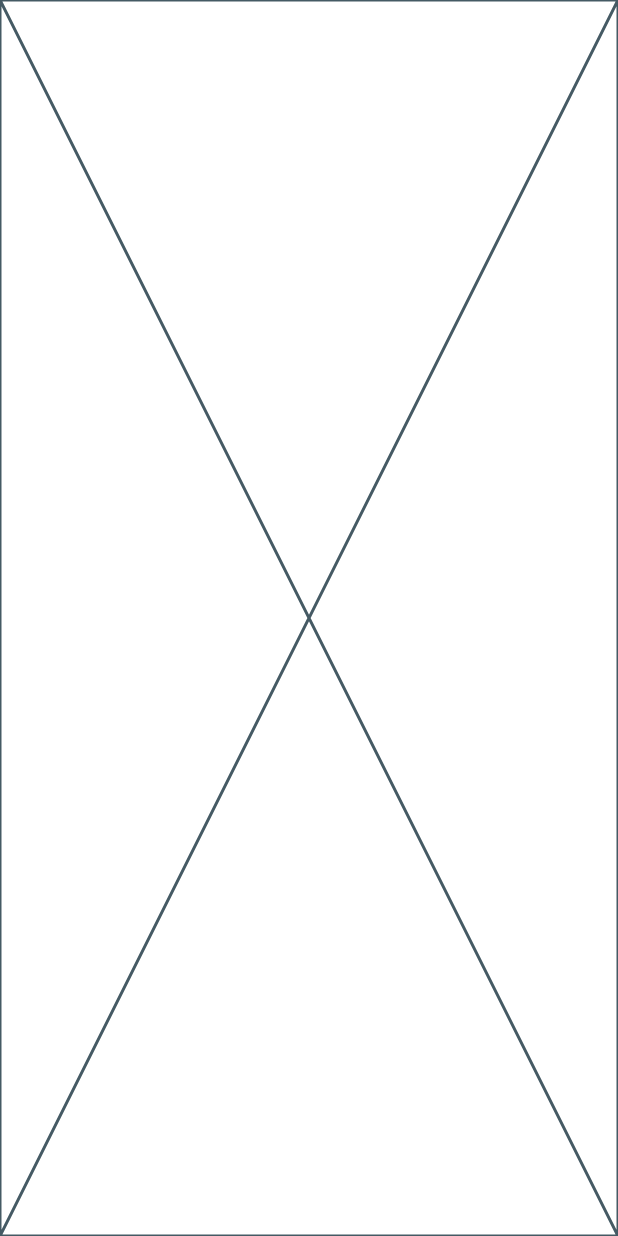
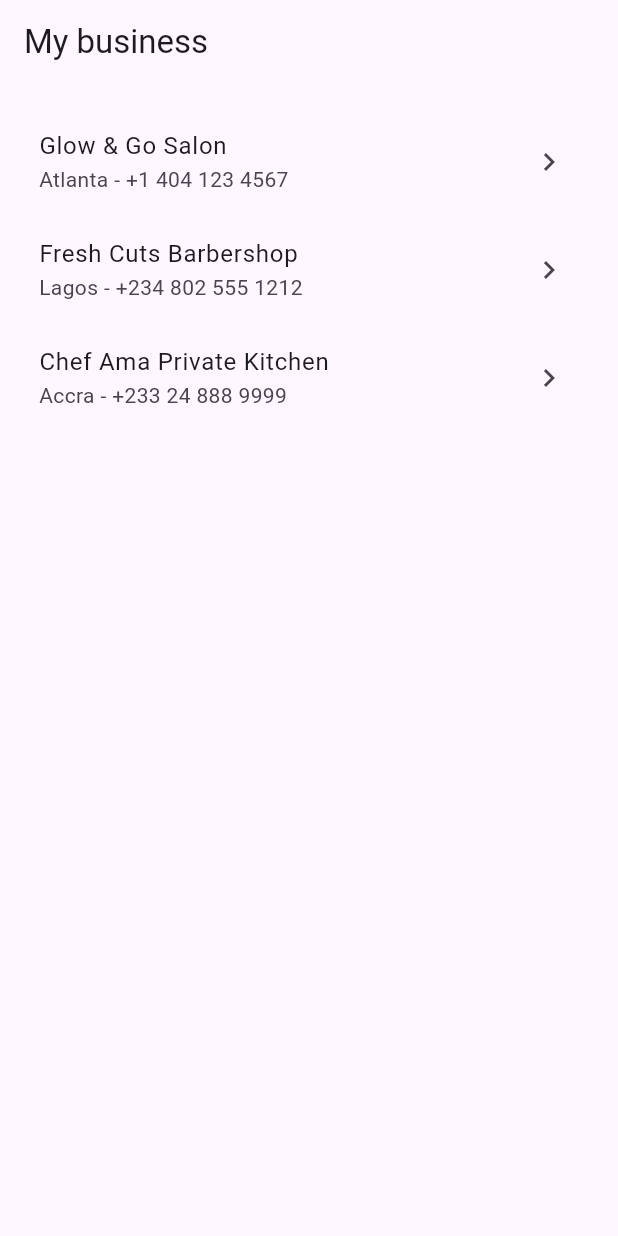
Before and after one commit to Deuque/sample-businesses, a Flutter app: the screen it shows after launch, on a phone screen of 412 x 824 dp. Run offline on Flutter 3.47's test engine with Material 3 defaults, Android fonts, the phone set to English and light mode, and no system bars.

Commit message:
link notifier and views together, created loading, error and success views

```diff
--- a/lib/data/business_repository_impl.dart
+++ b/lib/data/business_repository_impl.dart
@@ -6,7 +6,6 @@ class BusinessRepositoryImpl extends BusinessRepository {
   Future<ApiResponse<List<BusinessModel>>> getBusinessList() async {
     //TODO: Check cache and return data
     //TODO: Or get data from remote source using Dio
-
     final response = sampleBusinessList.map(BusinessModel.fromJson).toList();
     return ApiSuccess(response);
   }
--- a/lib/main.dart
+++ b/lib/main.dart
@@ -1,7 +1,16 @@
 import 'package:flutter/material.dart';
+import 'package:provider/provider.dart';
+import 'package:sample_bookmarks/data/business_repository_impl.dart';
+import 'package:sample_bookmarks/presentation/business_notifier.dart';
+import 'package:sample_bookmarks/presentation/business_screen.dart';
 
 void main() {
-  runApp(const MyApp());
+  runApp(
+    ChangeNotifierProvider(
+      create: (context) => BusinessNotifier(BusinessRepositoryImpl()),
+      child: const MyApp(),
+    ),
+  );
 }
 
 class MyApp extends StatelessWidget {
@@ -15,7 +24,7 @@ class MyApp extends StatelessWidget {
       theme: ThemeData(
         colorScheme: ColorScheme.fromSeed(seedColor: Colors.deepPurple),
       ),
-      home: Placeholder(),
+      home: BusinessScreen(),
     );
   }
 }
--- a/lib/presentation/business_notifier.dart
+++ b/lib/presentation/business_notifier.dart
@@ -9,7 +9,7 @@ class BusinessNotifier extends ChangeNotifier {
 
   ViewState<List<BusinessModel>> _itemState = ViewSuccess([]);
 
-  ViewState<List<BusinessModel>> get items => _itemState;
+  ViewState<List<BusinessModel>> get itemsState => _itemState;
 
   Future<void> fetchBusinessList() async {
     _itemState = ViewLoading();
--- a/lib/presentation/business_screen.dart
+++ b/lib/presentation/business_screen.dart
@@ -0,0 +1,98 @@
+import 'package:flutter/material.dart';
+import 'package:provider/provider.dart';
+import 'package:sample_bookmarks/domain/business_model.dart';
+import 'package:sample_bookmarks/presentation/business_notifier.dart';
+
+class BusinessScreen extends StatefulWidget {
+  const BusinessScreen({super.key});
+
+  @override
+  State<BusinessScreen> createState() => _BusinessScreenState();
+}
+
+class _BusinessScreenState extends State<BusinessScreen> {
+  @override
+  void initState() {
+    super.initState();
+    WidgetsBinding.instance.addPostFrameCallback((_) {
+      fetchList();
+    });
+  }
+
+  void fetchList() {
+    context.read<BusinessNotifier>().fetchBusinessList();
+  }
+
+  @override
+  Widget build(BuildContext context) {
+    return Scaffold(
+      appBar: AppBar(title: Text('My business')),
+      body: Selector<BusinessNotifier, ViewState<List<BusinessModel>>>(
+        selector: (_, notifier) => notifier.itemsState,
+        builder: (context, state, _) {
+          return switch (state) {
+            ViewLoading() => Center(child: CircularProgressIndicator()),
+            ViewError() => _ErrorCard(onRefresh: fetchList),
+            ViewSuccess() => _BusinessList(items: state.data),
+          };
+        },
+      ),
+    );
+  }
+}
+
+class _ErrorCard extends StatelessWidget {
+  final VoidCallback onRefresh;
+
+  const _ErrorCard({super.key, required this.onRefresh});
+
+  @override
+  Widget build(BuildContext context) {
+    return Center(
+      child: Column(
+        mainAxisSize: MainAxisSize.min,
+        children: [
+          Text('An error occurred'),
+          const SizedBox(height: 20),
+          OutlinedButton(onPressed: onRefresh, child: Text('Try again')),
+        ],
+      ),
+    );
+  }
+}
+
+class _BusinessList extends StatelessWidget {
+  final List<BusinessModel> items;
+
+  const _BusinessList({super.key, required this.items});
+
+  @override
+  Widget build(BuildContext context) {
+    if (items.isEmpty) {
+      return Center(child: Text('You have no businesses'));
+    }
+    return ListView.builder(
+      padding: const EdgeInsets.symmetric(horizontal: 10,vertical: 16),
+      itemBuilder: (_, i) {
+        final item = items[i];
+        return _BusinessCard(business: item);
+      },
+      itemCount: items.length,
+    );
+  }
+}
+
+class _BusinessCard extends StatelessWidget {
+  final BusinessModel business;
+
+  const _BusinessCard({super.key, required this.business});
+
+  @override
+  Widget build(BuildContext context) {
+    return ListTile(
+      title: Text(business.name),
+      subtitle: Text('${business.location} - ${business.contact}'),
+      trailing: Icon(Icons.keyboard_arrow_right),
+    );
+  }
+}
```
